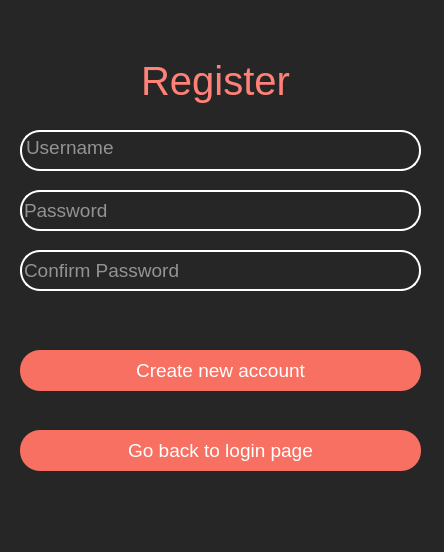
The window that registerpage.ui (Pawlis123/projekt-front) describes before a commit, drawn with Qt 5.
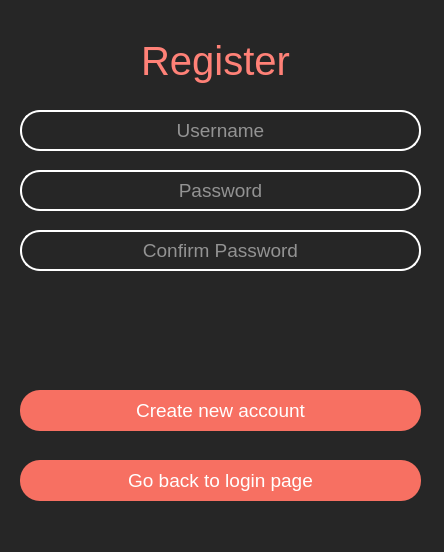
The same window after the commit.

Diff of the .ui file:
```diff
--- a/registerpage.ui
+++ b/registerpage.ui
@@ -20,7 +20,7 @@
    <property name="geometry">
     <rect>
      <x>120</x>
-     <y>50</y>
+     <y>30</y>
      <width>191</width>
      <height>61</height>
     </rect>
@@ -43,36 +43,11 @@
     <set>Qt::NoTextInteraction</set>
    </property>
   </widget>
-  <widget class="QPlainTextEdit" name="username">
-   <property name="geometry">
-    <rect>
-     <x>20</x>
-     <y>130</y>
-     <width>401</width>
-     <height>41</height>
-    </rect>
-   </property>
-   <property name="font">
-    <font>
-     <pointsize>14</pointsize>
-    </font>
-   </property>
-   <property name="styleSheet">
-    <string notr="true">border-radius: 20px;
-border: 2px solid white;
-font-size:14pt;
-color: rgb(255, 255, 255);
-text-align: center;</string>
-   </property>
-   <property name="placeholderText">
-    <string>Username</string>
-   </property>
-  </widget>
   <widget class="QLineEdit" name="password">
    <property name="geometry">
     <rect>
      <x>20</x>
-     <y>190</y>
+     <y>170</y>
      <width>401</width>
      <height>41</height>
     </rect>
@@ -85,6 +60,9 @@
 text-align: center;
 </string>
    </property>
+   <property name="alignment">
+    <set>Qt::AlignCenter</set>
+   </property>
    <property name="placeholderText">
     <string>Password</string>
    </property>
@@ -93,7 +71,7 @@
    <property name="geometry">
     <rect>
      <x>20</x>
-     <y>250</y>
+     <y>230</y>
      <width>401</width>
      <height>41</height>
     </rect>
@@ -106,6 +84,9 @@
 text-align: center;
 </string>
    </property>
+   <property name="alignment">
+    <set>Qt::AlignCenter</set>
+   </property>
    <property name="placeholderText">
     <string>Confirm Password</string>
    </property>
@@ -114,7 +95,7 @@
    <property name="geometry">
     <rect>
      <x>20</x>
-     <y>350</y>
+     <y>390</y>
      <width>401</width>
      <height>41</height>
     </rect>
@@ -137,7 +118,7 @@
    <property name="geometry">
     <rect>
      <x>20</x>
-     <y>430</y>
+     <y>460</y>
      <width>401</width>
      <height>41</height>
     </rect>
@@ -156,6 +137,54 @@
     <string>Go back to login page</string>
    </property>
   </widget>
+  <widget class="QLineEdit" name="username">
+   <property name="geometry">
+    <rect>
+     <x>20</x>
+     <y>110</y>
+     <width>401</width>
+     <height>41</height>
+    </rect>
+   </property>
+   <property name="styleSheet">
+    <string notr="true">border-radius: 20px;
+border: 2px solid white;
+font-size:14pt;
+color: rgb(255, 255, 255);
+text-align: center;
+</string>
+   </property>
+   <property name="alignment">
+    <set>Qt::AlignCenter</set>
+   </property>
+   <property name="placeholderText">
+    <string>Username</string>
+   </property>
+  </widget>
+  <widget class="QLabel" name="errorLabel">
+   <property name="geometry">
+    <rect>
+     <x>30</x>
+     <y>320</y>
+     <width>381</width>
+     <height>31</height>
+    </rect>
+   </property>
+   <property name="styleSheet">
+    <string notr="true">font-size:14pt;
+color: #f77062;</string>
+   </property>
+   <property name="text">
+    <string/>
+   </property>
+  </widget>
+  <zorder>label</zorder>
+  <zorder>repeatPassword</zorder>
+  <zorder>createAccountButton</zorder>
+  <zorder>returnButton</zorder>
+  <zorder>password</zorder>
+  <zorder>username</zorder>
+  <zorder>errorLabel</zorder>
  </widget>
  <resources/>
  <connections/>
```
